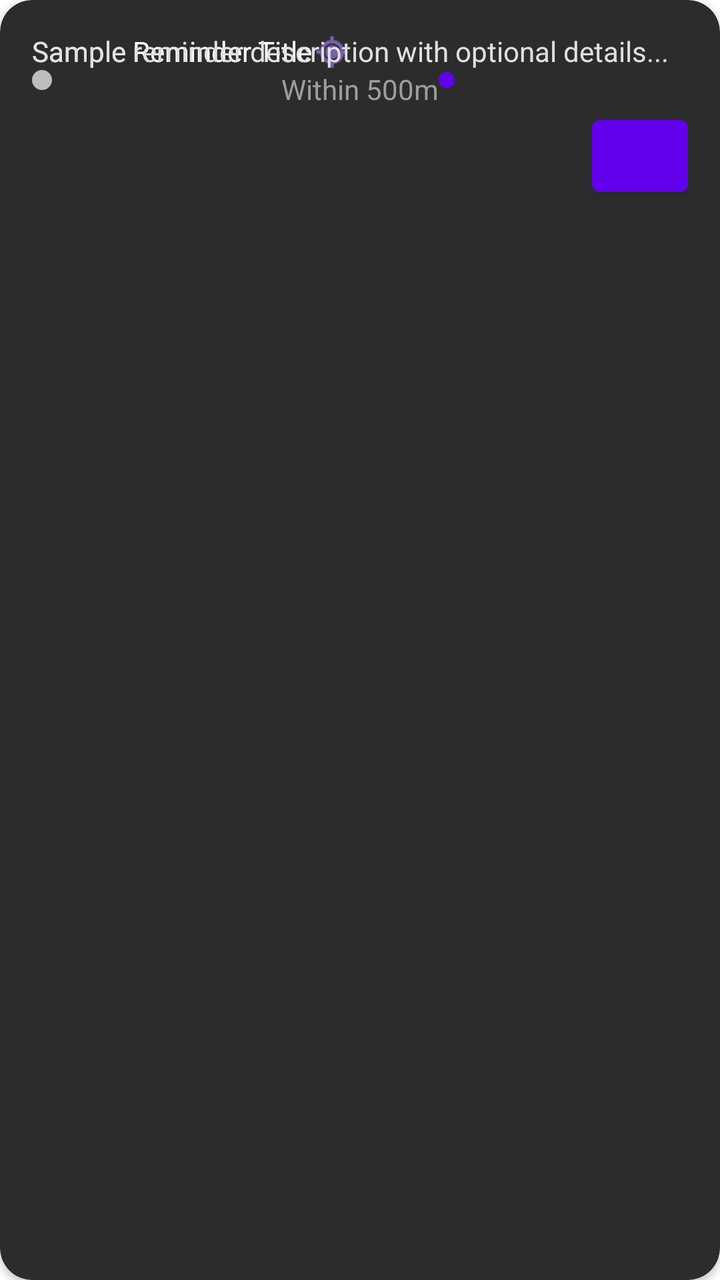
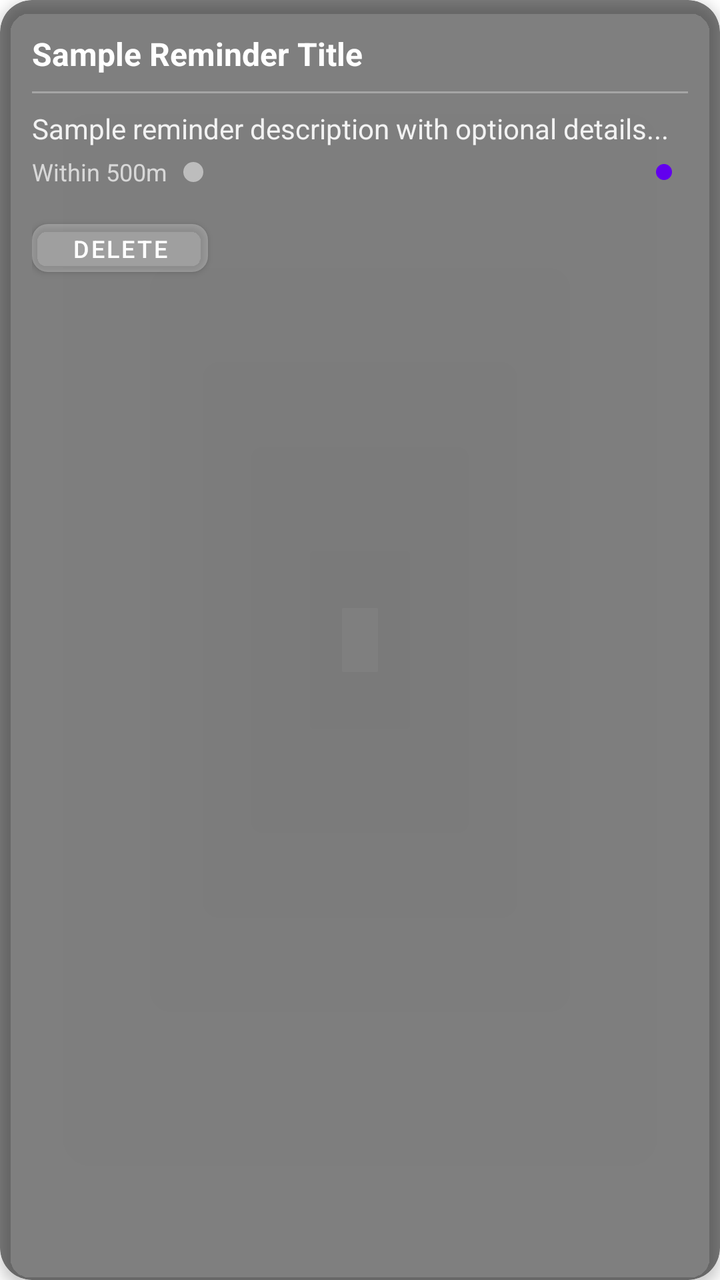

Before-and-after screenshots of an Android layout around one commit, followed by the original layout XML and the change that was made.
<!-- AndroidManifest.xml: application theme Theme.LocationReminder -->
<!-- res/layout/item_reminder.xml -->
<?xml version="1.0" encoding="utf-8"?>
<androidx.cardview.widget.CardView
    xmlns:android="http://schemas.android.com/apk/res/android"
    xmlns:app="http://schemas.android.com/apk/res-auto"
    android:layout_width="match_parent"
    android:layout_height="wrap_content"
    android:layout_marginVertical="8dp"
    app:cardCornerRadius="16dp"
    app:cardElevation="2dp"
    app:cardBackgroundColor="@color/surface_variant">

    <androidx.constraintlayout.widget.ConstraintLayout
        android:layout_width="match_parent"
        android:layout_height="wrap_content"
        android:padding="16dp">

        
        <TextView
            android:id="@+id/reminderTitle"
            android:layout_width="0dp"
            android:layout_height="wrap_content"
            android:text="Sample Reminder Title"
            android:textColor="@color/on_surface"
            android:textStyle="normal"/>

        
        <ImageView
            android:id="@+id/locationIcon"
            android:layout_width="20dp"
            android:layout_height="20dp"
            android:src="@android:drawable/ic_menu_mylocation"
            android:tint="@color/gradient_purple"
            app:layout_constraintTop_toTopOf="@id/reminderTitle"
            app:layout_constraintStart_toEndOf="@id/reminderTitle"/>

        
        <View
            android:id="@+id/statusIndicator"
            android:layout_width="10dp"
            android:layout_height="10dp"
            android:background="@drawable/circle_indicator"
            app:layout_constraintTop_toBottomOf="@id/reminderTitle"
            app:layout_constraintStart_toEndOf="@id/divider"/>

        
        <View
            android:id="@+id/divider"
            android:layout_width="0dp"
            android:layout_height="1dp"
            android:background="@color/grey_800"
            android:alpha="0.3"
            app:layout_constraintTop_toBottomOf="@id/reminderTitle"
            app:layout_constraintStart_toStartOf="@id/reminderTitle"
            app:layout_constraintEnd_toStartOf="@id/statusIndicator"/>

        
        <TextView
            android:id="@+id/reminderDescription"
            android:layout_width="0dp"
            android:layout_height="wrap_content"
            android:text="Sample reminder description with optional details..."
            android:textColor="@color/grey_300"
            android:maxLines="2"
            android:ellipsize="end"/>

        
        <TextView
            android:id="@+id/reminderRadius"
            android:layout_width="wrap_content"
            android:layout_height="wrap_content"
            android:text="Within 500m"
            android:textColor="@color/grey_500"
            app:layout_constraintTop_toBottomOf="@id/reminderDescription"
            app:layout_constraintStart_toStartOf="parent"
            app:layout_constraintEnd_toEndOf="parent"/>

        
        <View
            android:id="@+id/triggeredIndicator"
            android:layout_width="8dp"
            android:layout_height="8dp"
            android:background="@drawable/circle_indicator"
            android:backgroundTint="@color/colorPrimary"
            app:layout_constraintTop_toBottomOf="@id/divider"
            app:layout_constraintStart_toEndOf="@id/reminderRadius"/>

        
        <com.google.android.material.button.MaterialButton
            android:id="@+id/reminderDelete"
            android:layout_width="48dp"
            android:layout_height="48dp"
            android:text="✕"
            android:textColor="@color/colorPrimary"
            android:textSize="18sp"
            android:paddingHorizontal="12dp"
            app:layout_constraintTop_toBottomOf="@id/reminderRadius"
            app:layout_constraintBottom_toBottomOf="parent"
            app:layout_constraintEnd_toStartOf="@id/reminderStatusBtn"
            android:focusable="false"
            android:clickable="true"/>

        
        <com.google.android.material.button.MaterialButton
            android:id="@+id/reminderStatusBtn"
            android:layout_width="48dp"
            android:layout_height="48dp"
            android:text="●"
            android:textColor="@color/colorPrimary"
            android:textSize="16sp"
            android:visibility="gone"
            app:layout_constraintTop_toBottomOf="@id/divider"
            app:layout_constraintBottom_toBottomOf="@id/reminderDelete"
            app:layout_constraintEnd_toEndOf="parent"
            android:focusable="false"
            android:clickable="true"/>

    </androidx.constraintlayout.widget.ConstraintLayout>

</androidx.cardview.widget.CardView>
<!-- resources referenced by this layout -->
<resources>
  <color name="colorPrimary">#6200EE</color>
  <color name="gradient_purple">#AB84FF</color>
  <color name="grey_300">#E0E0E0</color>
  <color name="grey_500">#9E9E9E</color>
  <color name="grey_800">#424242</color>
  <color name="on_surface">#FFFFFF</color>
  <color name="surface_variant">#2C2C2C</color>
  <!-- drawable circle_indicator (drawable) -->
  <shape xmlns:android="http://schemas.android.com/apk/res/android"
      android:shape="oval">
      <solid android:color="#BDBDBD"/>
      <size
          android:width="10dp"
          android:height="10dp"/>
  </shape>
  <style name="Theme.LocationReminder" parent="Theme.MaterialComponents.DayNight.NoActionBar">
          <item name="colorPrimary">@color/colorPrimary</item>
          <item name="colorPrimaryVariant">@color/colorPrimaryVariant</item>
          <item name="colorOnPrimary">@color/white</item>
          <item name="colorSecondary">@color/colorSecondary</item>
          <item name="colorSecondaryVariant">@color/colorSecondaryDark</item>
          <item name="colorOnSecondary">@color/black</item>
          
          
          <item name="android:statusBarColor">@color/gradient_base_dark</item>
          <item name="android:navigationBarColor">@color/gradient_base_dark</item>
      </style>
  <color name="colorPrimaryVariant">#3700B3</color>
  <color name="white">#FFFFFF</color>
  <color name="colorSecondary">#03DAC5</color>
  <color name="colorSecondaryDark">#01B7A4</color>
  <color name="black">#000000</color>
  <color name="gradient_base_dark">#121212</color>
</resources>

<!-- the commit's change to res/layout/item_reminder.xml (unified diff, before → after) -->
@@ -1,119 +1,139 @@
 <?xml version="1.0" encoding="utf-8"?>
 <androidx.cardview.widget.CardView
-    xmlns:android="http://schemas.android.com/apk/res/android"
-    xmlns:app="http://schemas.android.com/apk/res-auto"
+xmlns:android="http://schemas.android.com/apk/res/android"
+xmlns:app="http://schemas.android.com/apk/res-auto"
+android:layout_width="match_parent"
+android:layout_height="wrap_content"
+android:layout_marginVertical="8dp"
+app:cardCornerRadius="16dp"
+app:cardElevation="4dp"
+app:cardBackgroundColor="#80000000">
+
+<androidx.constraintlayout.widget.ConstraintLayout
     android:layout_width="match_parent"
     android:layout_height="wrap_content"
-    android:layout_marginVertical="8dp"
-    app:cardCornerRadius="16dp"
-    app:cardElevation="2dp"
-    app:cardBackgroundColor="@color/surface_variant">
+    android:padding="16dp">
 
-    <androidx.constraintlayout.widget.ConstraintLayout
-        android:layout_width="match_parent"
+    
+    <TextView
+        android:id="@+id/reminderTitle"
+        android:layout_width="0dp"
         android:layout_height="wrap_content"
-        android:padding="16dp">
+        android:text="Sample Reminder Title"
+        android:textColor="@color/white"
+        android:textStyle="bold"
+        android:textSize="16sp"
+        app:layout_constraintTop_toTopOf="parent"
+        app:layout_constraintStart_toStartOf="parent"
+        app:layout_constraintEnd_toEndOf="parent"/>
 
-        
-        <TextView
-            android:id="@+id/reminderTitle"
-            android:layout_width="0dp"
-            android:layout_height="wrap_content"
-            android:text="Sample Reminder Title"
-            android:textColor="@color/on_surface"
-            android:textStyle="normal"/>
+    
+    <ImageView
+        android:id="@+id/locationIcon"
+        android:layout_width="20dp"
+        android:layout_height="20dp"
+        android:src="@android:drawable/ic_menu_mylocation"
+        android:tint="@color/white"
+        android:alpha="0.8"
+        app:layout_constraintTop_toTopOf="@id/reminderTitle"
+        app:layout_constraintStart_toEndOf="@id/reminderTitle"/>
 
-        
-        <ImageView
-            android:id="@+id/locationIcon"
-            android:layout_width="20dp"
-            android:layout_height="20dp"
-            android:src="@android:drawable/ic_menu_mylocation"
-            android:tint="@color/gradient_purple"
-            app:layout_constraintTop_toTopOf="@id/reminderTitle"
-            app:layout_constraintStart_toEndOf="@id/reminderTitle"/>
+    
+    <View
+        android:id="@+id/divider"
+        android:layout_width="0dp"
+        android:layout_height="1dp"
+        android:background="@color/white"
+        android:alpha="0.3"
+        android:layout_marginTop="8dp"
+        app:layout_constraintTop_toBottomOf="@id/reminderTitle"
+        app:layout_constraintStart_toStartOf="parent"
+        app:layout_constraintEnd_toEndOf="parent"/>
 
-        
-        <View
-            android:id="@+id/statusIndicator"
-            android:layout_width="10dp"
-            android:layout_height="10dp"
-            android:background="@drawable/circle_indicator"
-            app:layout_constraintTop_toBottomOf="@id/reminderTitle"
-            app:layout_constraintStart_toEndOf="@id/divider"/>
+    
+    <TextView
+        android:id="@+id/reminderDescription"
+        android:layout_width="0dp"
+        android:layout_height="wrap_content"
+        android:text="Sample reminder description with optional details..."
+        android:textColor="@color/white"
+        android:alpha="0.9"
+        android:maxLines="2"
+        android:ellipsize="end"
+        android:layout_marginTop="8dp"
+        app:layout_constraintTop_toBottomOf="@id/divider"
+        app:layout_constraintStart_toStartOf="parent"
+        app:layout_constraintEnd_toEndOf="parent"/>
 
-        
-        <View
-            android:id="@+id/divider"
-            android:layout_width="0dp"
-            android:layout_height="1dp"
-            android:background="@color/grey_800"
-            android:alpha="0.3"
-            app:layout_constraintTop_toBottomOf="@id/reminderTitle"
-            app:layout_constraintStart_toStartOf="@id/reminderTitle"
-            app:layout_constraintEnd_toStartOf="@id/statusIndicator"/>
+    
+    <TextView
+        android:id="@+id/reminderRadius"
+        android:layout_width="wrap_content"
+        android:layout_height="wrap_content"
+        android:text="Within 500m"
+        android:textColor="@color/white"
+        android:alpha="0.7"
+        android:textSize="12sp"
+        android:layout_marginTop="4dp"
+        app:layout_constraintTop_toBottomOf="@id/reminderDescription"
+        app:layout_constraintStart_toStartOf="parent"/>
 
-        
-        <TextView
-            android:id="@+id/reminderDescription"
-            android:layout_width="0dp"
-            android:layout_height="wrap_content"
-            android:text="Sample reminder description with optional details..."
-            android:textColor="@color/grey_300"
-            android:maxLines="2"
-            android:ellipsize="end"/>
+    
+    <View
+        android:id="@+id/statusIndicator"
+        android:layout_width="10dp"
+        android:layout_height="10dp"
+        android:background="@drawable/circle_indicator"
+        android:layout_marginStart="8dp"
+        app:layout_constraintTop_toTopOf="@id/reminderRadius"
+        app:layout_constraintBottom_toBottomOf="@id/reminderRadius"
+        app:layout_constraintStart_toEndOf="@id/reminderRadius"/>
 
-        
-        <TextView
-            android:id="@+id/reminderRadius"
-            android:layout_width="wrap_content"
-            android:layout_height="wrap_content"
-            android:text="Within 500m"
-            android:textColor="@color/grey_500"
-            app:layout_constraintTop_toBottomOf="@id/reminderDescription"
-            app:layout_constraintStart_toStartOf="parent"
-            app:layout_constraintEnd_toEndOf="parent"/>
+    
+    <View
+        android:id="@+id/triggeredIndicator"
+        android:layout_width="8dp"
+        android:layout_height="8dp"
+        android:background="@drawable/circle_indicator"
+        android:backgroundTint="@color/colorPrimary"
+        android:layout_marginEnd="8dp"
+        app:layout_constraintTop_toTopOf="@id/reminderRadius"
+        app:layout_constraintBottom_toBottomOf="@id/reminderRadius"
+        app:layout_constraintEnd_toEndOf="parent"/>
 
-        
-        <View
-            android:id="@+id/triggeredIndicator"
-            android:layout_width="8dp"
-            android:layout_height="8dp"
-            android:background="@drawable/circle_indicator"
-            android:backgroundTint="@color/colorPrimary"
-            app:layout_constraintTop_toBottomOf="@id/divider"
-            app:layout_constraintStart_toEndOf="@id/reminderRadius"/>
+    
+    <com.google.android.material.button.MaterialButton
+        android:id="@+id/reminderDelete"
+        android:layout_width="wrap_content"
+        android:layout_height="36dp"
+        android:text="Delete"
+        android:textColor="@color/white"
+        android:textSize="12sp"
+        android:layout_marginTop="12dp"
+        app:cornerRadius="8dp"
+        app:backgroundTint="#40FFFFFF"
+        app:layout_constraintTop_toBottomOf="@id/reminderRadius"
+        app:layout_constraintStart_toStartOf="parent"
+        android:focusable="false"
+        android:clickable="true"/>
 
-        
-        <com.google.android.material.button.MaterialButton
-            android:id="@+id/reminderDelete"
-            android:layout_width="48dp"
-            android:layout_height="48dp"
-            android:text="✕"
-            android:textColor="@color/colorPrimary"
-            android:textSize="18sp"
-            android:paddingHorizontal="12dp"
-            app:layout_constraintTop_toBottomOf="@id/reminderRadius"
-            app:layout_constraintBottom_toBottomOf="parent"
-            app:layout_constraintEnd_toStartOf="@id/reminderStatusBtn"
-            android:focusable="false"
-            android:clickable="true"/>
+    
+    <com.google.android.material.button.MaterialButton
+        android:id="@+id/reminderStatusBtn"
+        android:layout_width="wrap_content"
+        android:layout_height="36dp"
+        android:text="●"
+        android:textColor="@color/colorPrimary"
+        android:textSize="16sp"
+        android:visibility="gone"
+        app:cornerRadius="8dp"
+        app:backgroundTint="#40FFFFFF"
+        app:layout_constraintTop_toTopOf="@id/reminderDelete"
+        app:layout_constraintBottom_toBottomOf="@id/reminderDelete"
+        app:layout_constraintEnd_toEndOf="parent"
+        android:focusable="false"
+        android:clickable="true"/>
 
-        
-        <com.google.android.material.button.MaterialButton
-            android:id="@+id/reminderStatusBtn"
-            android:layout_width="48dp"
-            android:layout_height="48dp"
-            android:text="●"
-            android:textColor="@color/colorPrimary"
-            android:textSize="16sp"
-            android:visibility="gone"
-            app:layout_constraintTop_toBottomOf="@id/divider"
-            app:layout_constraintBottom_toBottomOf="@id/reminderDelete"
-            app:layout_constraintEnd_toEndOf="parent"
-            android:focusable="false"
-            android:clickable="true"/>
-
-    </androidx.constraintlayout.widget.ConstraintLayout>
+</androidx.constraintlayout.widget.ConstraintLayout>
 
 </androidx.cardview.widget.CardView>
<!-- resource entries referenced after the edit -->
@@ -1,12 +1,6 @@
 <!-- resources referenced by this layout -->
 <resources>
   <color name="colorPrimary">#6200EE</color>
-  <color name="gradient_purple">#AB84FF</color>
-  <color name="grey_300">#E0E0E0</color>
-  <color name="grey_500">#9E9E9E</color>
-  <color name="grey_800">#424242</color>
-  <color name="on_surface">#FFFFFF</color>
-  <color name="surface_variant">#2C2C2C</color>
   <!-- drawable circle_indicator (drawable) -->
   <shape xmlns:android="http://schemas.android.com/apk/res/android"
       android:shape="oval">
@@ -16,17 +10,17 @@
           android:height="10dp"/>
   </shape>
   <style name="Theme.LocationReminder" parent="Theme.MaterialComponents.DayNight.NoActionBar">
-          <item name="colorPrimary">@color/colorPrimary</item>
-          <item name="colorPrimaryVariant">@color/colorPrimaryVariant</item>
-          <item name="colorOnPrimary">@color/white</item>
-          <item name="colorSecondary">@color/colorSecondary</item>
-          <item name="colorSecondaryVariant">@color/colorSecondaryDark</item>
-          <item name="colorOnSecondary">@color/black</item>
-          
-          
-          <item name="android:statusBarColor">@color/gradient_base_dark</item>
-          <item name="android:navigationBarColor">@color/gradient_base_dark</item>
-      </style>
+      <item name="colorPrimary">@color/colorPrimary</item>
+      <item name="colorPrimaryVariant">@color/colorPrimaryVariant</item>
+      <item name="colorOnPrimary">@color/white</item>
+      <item name="colorSecondary">@color/colorSecondary</item>
+      <item name="colorSecondaryVariant">@color/colorSecondaryDark</item>
+      <item name="colorOnSecondary">@color/black</item>
+  
+      
+      <item name="android:statusBarColor">@color/gradient_base_dark</item>
+      <item name="android:navigationBarColor">@color/gradient_base_dark</item>
+  </style>
   <color name="colorPrimaryVariant">#3700B3</color>
   <color name="white">#FFFFFF</color>
   <color name="colorSecondary">#03DAC5</color>
